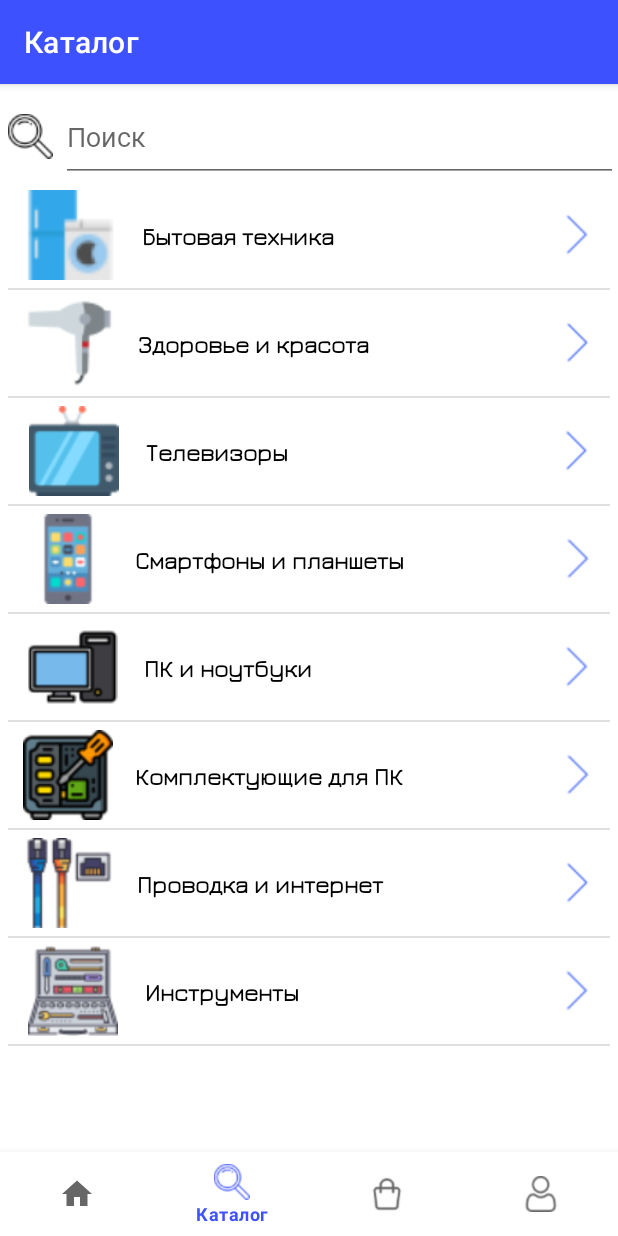
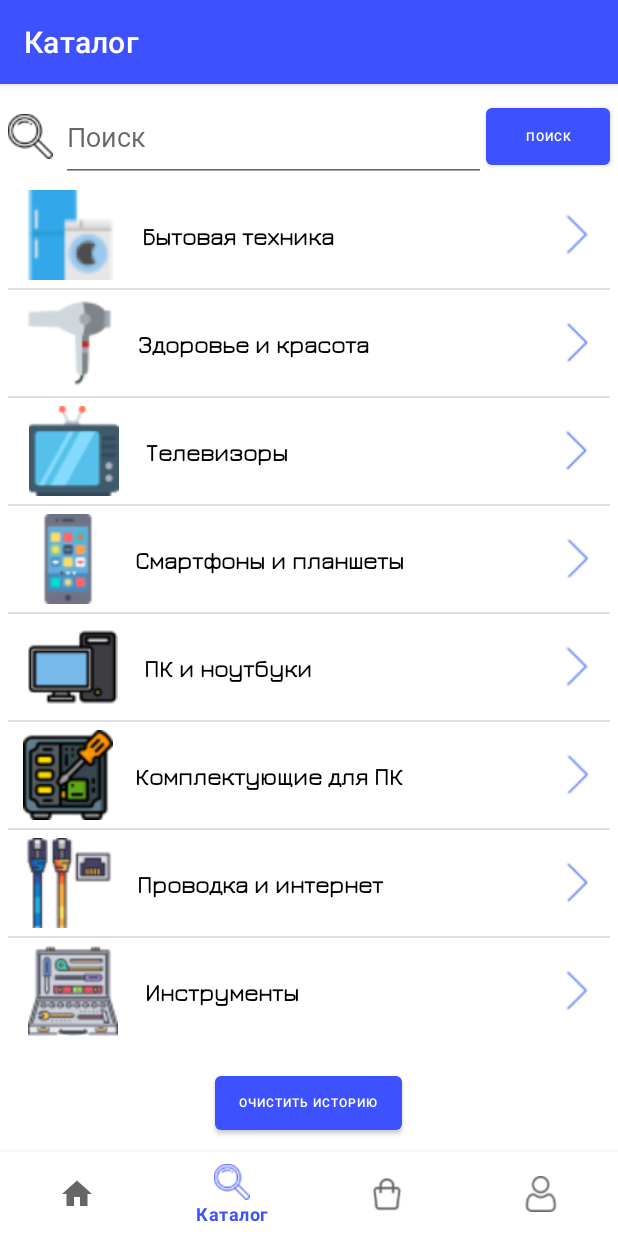
Before and after one commit to K0NSTANT1NZAK1R0V/Gadjet_Zona, an Android app: the CatalogFragment screen opened through its navigation route, on a phone screen of 412 x 824 dp. Run offline under Robolectric (Android 15) with nearby library versions, the phone set to English and light mode, and no system bars; our stand-ins replace navigation-ui.

Commit message:
Реализовано задание №2 практики 6

```diff
--- a/app/src/main/java/com/example/test/ui/catalog/CatalogFragment.kt
+++ b/app/src/main/java/com/example/test/ui/catalog/CatalogFragment.kt
@@ -1,5 +1,6 @@
 package com.example.test.ui.catalog
 
+import android.content.Context
 import android.os.Bundle
 import android.text.Editable
 import android.text.TextWatcher
@@ -7,9 +8,10 @@ import android.view.LayoutInflater
 import android.view.View
 import android.view.ViewGroup
 import android.view.inputmethod.InputMethodManager
+import android.widget.ArrayAdapter
 import android.widget.Button
 import android.widget.EditText
-import androidx.core.content.ContextCompat.getSystemService
+import android.widget.ListView
 import androidx.fragment.app.Fragment
 import com.example.test.R
 import com.example.test.databinding.FragmentDashboardBinding
@@ -17,12 +19,21 @@ import com.example.test.databinding.FragmentDashboardBinding
 class CatalogFragment : Fragment() {
 
     private var _binding: FragmentDashboardBinding? = null
-
     private val binding get() = _binding!!
 
     private lateinit var editTextSearchQuery: EditText
+    private lateinit var searchButton: Button
     private lateinit var clearButton: Button
+    private lateinit var clearHistoryButton: Button
+    private lateinit var listView: ListView
+    private lateinit var historyListView: ListView
     private var searchQuery: String = ""
+
+    private val PREFS_NAME = "search_prefs"
+    private val SEARCH_HISTORY_KEY = "search_history"
+    private lateinit var searchHistory: MutableList<String>
+    private lateinit var historyAdapter: ArrayAdapter<String>
+    private lateinit var categoryAdapter: CustomAdapter
 
     override fun onCreateView(
         inflater: LayoutInflater,
@@ -32,10 +43,12 @@ class CatalogFragment : Fragment() {
         _binding = FragmentDashboardBinding.inflate(inflater, container, false)
         val root: View = binding.root
 
-        var listView = binding.listView
+        listView = binding.listView
+        historyListView = root.findViewById(R.id.searchHistoryListView)
         editTextSearchQuery = root.findViewById(R.id.editTextText)
+        searchButton = root.findViewById(R.id.searchButton)
         clearButton = root.findViewById(R.id.clearButton)
-
+        clearHistoryButton = root.findViewById(R.id.clearHistoryButton)
 
         // Восстанавливаем состояние текста поискового запроса
         if (savedInstanceState != null) {
@@ -44,6 +57,7 @@ class CatalogFragment : Fragment() {
             clearButton.visibility = if (searchQuery.isNotEmpty()) View.VISIBLE else View.GONE
         }
 
+        // Настраиваем адаптеры для списка категорий и истории поиска
         val dataList = listOf(
             Item(R.drawable.free_icon_appliances, "Бытовая техника"),
             Item(R.drawable.free_icon_hairdryer, "Здоровье и красота"),
@@ -55,26 +69,70 @@ class CatalogFragment : Fragment() {
             Item(R.drawable.free_icon_tool_box, "Инструменты")
         )
 
-        val adapter = CustomAdapter(requireContext(), dataList)
-        listView.adapter = adapter
+        categoryAdapter = CustomAdapter(requireContext(), dataList)
+        listView.adapter = categoryAdapter
 
-        // TextWatcher for search query EditText
+        searchHistory = loadSearchHistory()
+        historyAdapter = ArrayAdapter(requireContext(), android.R.layout.simple_list_item_1, searchHistory)
+        historyListView.adapter = historyAdapter
+
+        // TextWatcher для строки поиска
         editTextSearchQuery.addTextChangedListener(object : TextWatcher {
             override fun beforeTextChanged(s: CharSequence?, start: Int, count: Int, after: Int) {}
             override fun onTextChanged(s: CharSequence?, start: Int, before: Int, count: Int) {
                 clearButton.visibility = if (s.isNullOrEmpty()) View.GONE else View.VISIBLE
+                toggleHistoryListView(s.isNullOrEmpty())
             }
 
             override fun afterTextChanged(s: Editable?) {}
         })
 
+        listView.setOnItemClickListener { parent, view, position, id ->
+            val selectedItem = parent.getItemAtPosition(position) as Item
+            editTextSearchQuery.setText(selectedItem.name)
+            toggleHistoryListView(true) // Снова показываем категории после выбора истории
+        }
+
+        historyListView.setOnItemClickListener { parent, view, position, id ->
+            val selectedItem = parent.getItemAtPosition(position) as String
+            editTextSearchQuery.setText(selectedItem)
+            toggleHistoryListView(true) // Снова показываем категории после выбора истории
+        }
+
         clearButton.setOnClickListener {
             editTextSearchQuery.text.clear()
             clearButton.visibility = View.GONE
             hideKeyboard()
+            toggleHistoryListView(true) // Возвращаем категории при очистке поиска
+        }
+
+        clearHistoryButton.setOnClickListener {
+            clearSearchHistory()
+            historyAdapter.notifyDataSetChanged()
+        }
+
+        searchButton.setOnClickListener {
+            val query = editTextSearchQuery.text.toString()
+            if (query.isNotEmpty()) {
+                saveSearchQuery(query)
+            }
+            hideKeyboard()
+            toggleHistoryListView(true)
         }
 
         return root
+    }
+
+    private fun toggleHistoryListView(showCategories: Boolean) {
+        if (showCategories) {
+            listView.visibility = View.VISIBLE
+            historyListView.visibility = View.GONE
+            clearHistoryButton.visibility = View.GONE
+        } else {
+            listView.visibility = View.GONE
+            historyListView.visibility = View.VISIBLE
+            clearHistoryButton.visibility = View.VISIBLE
+        }
     }
 
     override fun onSaveInstanceState(outState: Bundle) {
@@ -83,8 +141,37 @@ class CatalogFragment : Fragment() {
     }
 
     private fun hideKeyboard() {
-        val imm = getSystemService(requireContext(), InputMethodManager::class.java)
-        imm?.hideSoftInputFromWindow(view?.windowToken, 0)
+        val imm = requireContext().getSystemService(Context.INPUT_METHOD_SERVICE) as InputMethodManager
+        imm.hideSoftInputFromWindow(view?.windowToken, 0)
+    }
+
+    private fun saveSearchQuery(query: String) {
+        if (query.isNotEmpty() && !searchHistory.contains(query)) {
+            if (searchHistory.size >= 10) {
+                searchHistory.removeAt(0)
+            }
+            searchHistory.add(query)
+            saveSearchHistory()
+            historyAdapter.notifyDataSetChanged()
+        }
+    }
+
+    private fun loadSearchHistory(): MutableList<String> {
+        val prefs = requireContext().getSharedPreferences(PREFS_NAME, Context.MODE_PRIVATE)
+        val historySet = prefs.getStringSet(SEARCH_HISTORY_KEY, setOf()) ?: setOf()
+        return historySet.toMutableList()
+    }
+
+    private fun saveSearchHistory() {
+        val prefs = requireContext().getSharedPreferences(PREFS_NAME, Context.MODE_PRIVATE)
+        val editor = prefs.edit()
+        editor.putStringSet(SEARCH_HISTORY_KEY, searchHistory.toSet())
+        editor.apply()
+    }
+
+    private fun clearSearchHistory() {
+        searchHistory.clear()
+        saveSearchHistory()
     }
 
     override fun onDestroyView() {
--- a/app/src/main/res/layout/fragment_dashboard.xml
+++ b/app/src/main/res/layout/fragment_dashboard.xml
@@ -38,6 +38,18 @@
                 android:inputType="text" />
 
             <Button
+                android:id="@+id/searchButton"
+                android:layout_width="wrap_content"
+                android:layout_height="50dp"
+                android:layout_gravity="center"
+                android:layout_marginEnd="@dimen/dp_5"
+                android:layout_weight="1"
+                android:gravity="center"
+                android:text="Поиск"
+                android:textColor="@color/white"
+                android:textSize="@dimen/dp_8" />
+
+            <Button
                 android:id="@+id/clearButton"
                 android:layout_width="wrap_content"
                 android:layout_height="50dp"
@@ -46,7 +58,7 @@
                 android:layout_weight="1"
                 android:gravity="center"
                 android:text="Очистить"
-                android:textColor="@color/black"
+                android:textColor="@color/white"
                 android:textSize="@dimen/dp_8"
                 android:visibility="gone" />
         </LinearLayout>
@@ -54,10 +66,34 @@
         <ListView
             android:id="@+id/listView"
             android:layout_width="match_parent"
-            android:layout_height="match_parent"
+            android:layout_height="wrap_content"
             android:layout_marginStart="@dimen/dp_5"
             android:layout_marginEnd="@dimen/dp_5"
             android:clickable="true" />
 
+    <LinearLayout
+        android:id="@+id/historyListView"
+        android:layout_width="match_parent"
+        android:layout_height="wrap_content"
+        android:orientation="vertical">
+        <ListView
+            android:id="@+id/searchHistoryListView"
+            android:layout_width="match_parent"
+            android:layout_height="wrap_content"
+            android:layout_weight="1"
+            android:layout_marginTop="@dimen/dp_5"
+            android:layout_marginStart="@dimen/dp_5"
+            android:layout_marginEnd="@dimen/dp_5" />
+        <Button
+            android:id="@+id/clearHistoryButton"
+            android:layout_width="wrap_content"
+            android:layout_height="wrap_content"
+            android:text="Очистить историю"
+            android:layout_gravity="center"
+            android:layout_marginTop="@dimen/dp_10"
+            android:textColor="@color/white"
+            android:textSize="@dimen/dp_8"/>
+    </LinearLayout>
+
     </LinearLayout>
 </androidx.constraintlayout.widget.ConstraintLayout>
```
